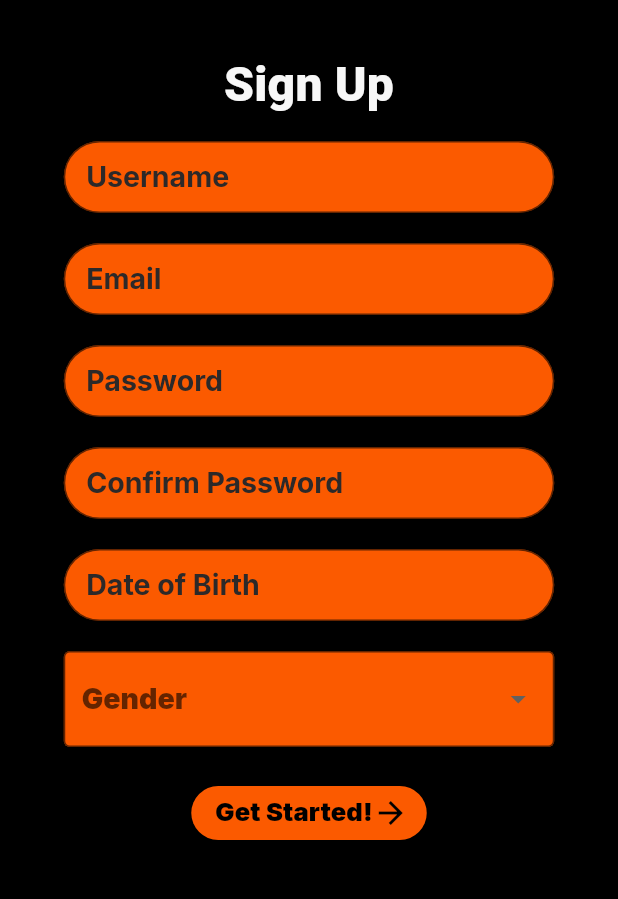
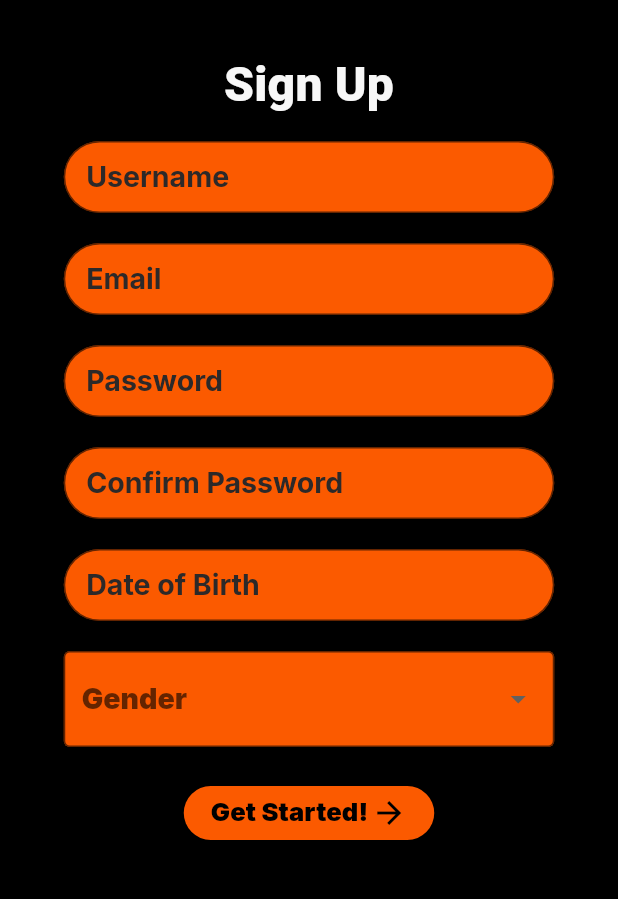
Before and after one commit to alex1on/ntua_hci_moosik, a Flutter app: the SignUpPage screen opened directly, on a phone screen of 412 x 824 dp, the part 255-1154 px from its top. Run offline on Flutter 3.47's test engine with Material 2 defaults, Android fonts, the phone set to English and light mode, and no system bars; our stand-ins replace google_fonts; Roboto replaces fonts that are missing (Vibur).

Commit message:
Fix Simple Overflow error

```diff
--- a/lib/SignUp_Page.dart
+++ b/lib/SignUp_Page.dart
@@ -340,7 +340,7 @@ class _SignUpPageState extends State<SignUpPage> {
                         shape: RoundedRectangleBorder(
                             borderRadius: BorderRadius.circular(100))),
                     child: SizedBox(
-                      width: 125,
+                      width: 135,
                       child: Row(
                         mainAxisAlignment: MainAxisAlignment.spaceEvenly,
                         children: [
```
